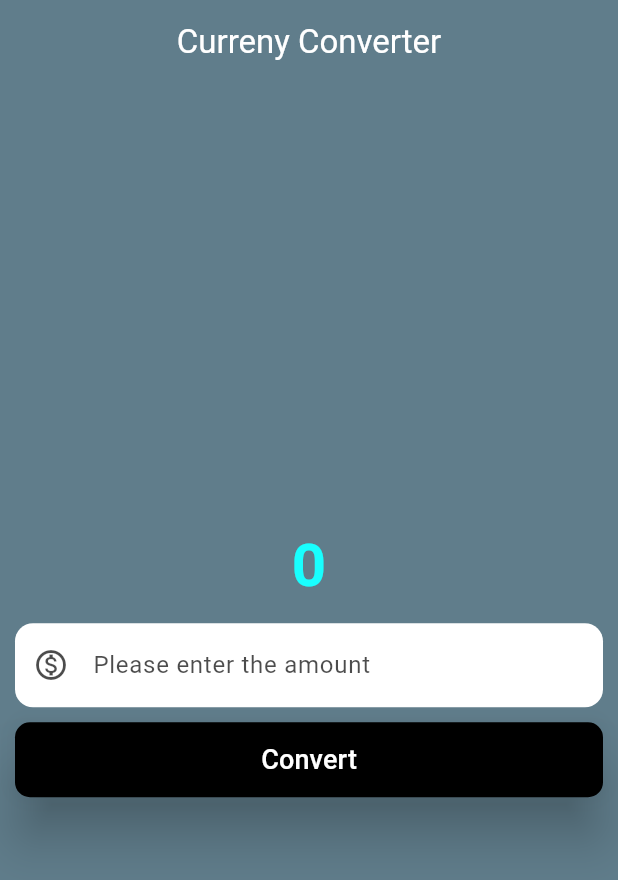
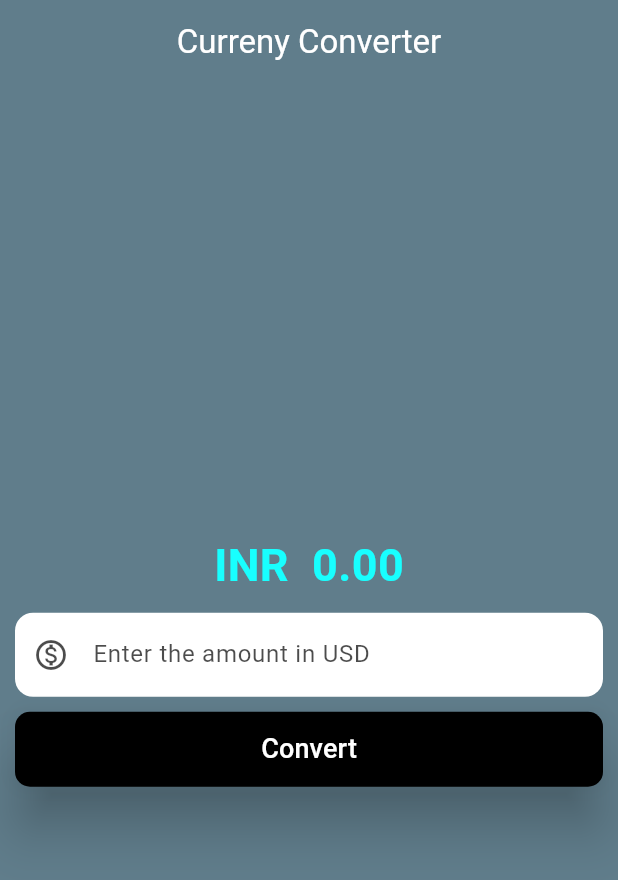
Before and after one commit to meetpatel35/Currency-Converter-using-Flutter, a Flutter app: the screen it shows after launch, after a tap on "Convert", on a phone screen of 412 x 824 dp. Shown: the top 880 px of the screen. Run offline on Flutter 3.47's test engine with Material 3 defaults, Android fonts, the phone set to English and light mode, and no system bars.

Commit message:
completed currency conversion

```diff
--- a/lib/currency_converter.dart
+++ b/lib/currency_converter.dart
@@ -1,11 +1,19 @@
 import 'dart:ui' as ui;
-import 'package:flutter/foundation.dart';
 import 'package:flutter/material.dart';
 
-class CurrencyConverter extends StatelessWidget {
-  const CurrencyConverter({super.key});
+class CurrencyConverterState extends StatefulWidget{
+  const CurrencyConverterState({super.key});
+  @override
+  State<CurrencyConverterState> createState() =>  _CurrencyConverter();
+}
+
+class _CurrencyConverter extends State<CurrencyConverterState>{
+
+  double result = 0;
+  final TextEditingController textEditingController = TextEditingController();
   @override
   Widget build(BuildContext context) {
+  // strore result in a variable
     // store the border widget in one variable
     final border = OutlineInputBorder(
       borderSide: BorderSide(
@@ -30,23 +38,24 @@ class CurrencyConverter extends StatelessWidget {
         child: Column(
           mainAxisAlignment: MainAxisAlignment.center,
           children: [
-            const Text(
-              "0",
-              style: TextStyle(
-                  fontSize: 40,
+            Text(
+              "INR  " + result.toStringAsFixed(2),
+              style:const TextStyle(
+                  fontSize: 30,
                   fontWeight: FontWeight.bold,
                   color: Colors.cyanAccent),
             ),
             Container(
               padding: const EdgeInsets.all(10),
               child: TextField(
+                controller: textEditingController,
                 keyboardType:
                     const TextInputType.numberWithOptions(decimal: true),
                 style: const TextStyle(color: Color.fromARGB(255, 0, 124, 37)),
                 decoration: InputDecoration(
                   focusedBorder: border,
                   enabledBorder: border,
-                  hintText: "Please enter the amount",
+                  hintText: "Enter the amount in USD",
                   hintStyle:
                       const TextStyle(color: Color.fromARGB(179, 0, 0, 0)),
                   prefixIcon: const Icon(Icons.monetization_on_outlined),
@@ -61,9 +70,9 @@ class CurrencyConverter extends StatelessWidget {
               child: ElevatedButton(
 
                 onPressed: () {
-                  if (kDebugMode) {
-                    print("converted");
-                  }
+                  setState(() {
+                  result = double.parse(textEditingController.text)*84.9;
+                  });
                 },
                 style:ElevatedButton.styleFrom(
                   elevation: 15,
--- a/lib/main.dart
+++ b/lib/main.dart
@@ -10,7 +10,7 @@ class MyApp extends StatelessWidget{
   @override
   Widget build(BuildContext context) {
     return const MaterialApp(
-      home:CurrencyConverter()
+      home:CurrencyConverterState()
 
     );
   }
```
